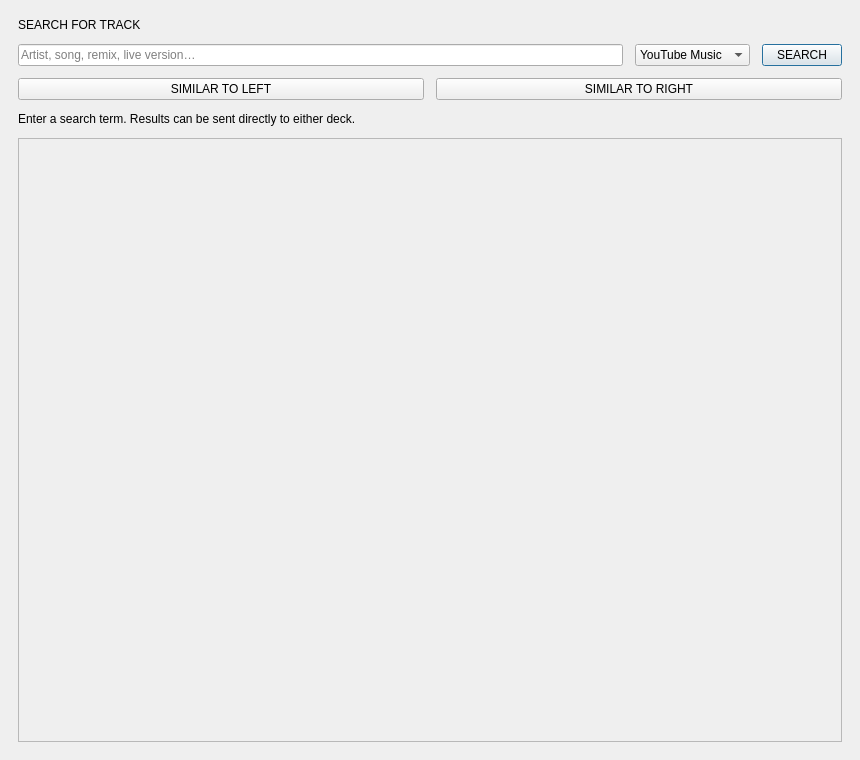
Qt form app/ui/search_dialog.ui (noman1228/youtube_dj) before a commit.
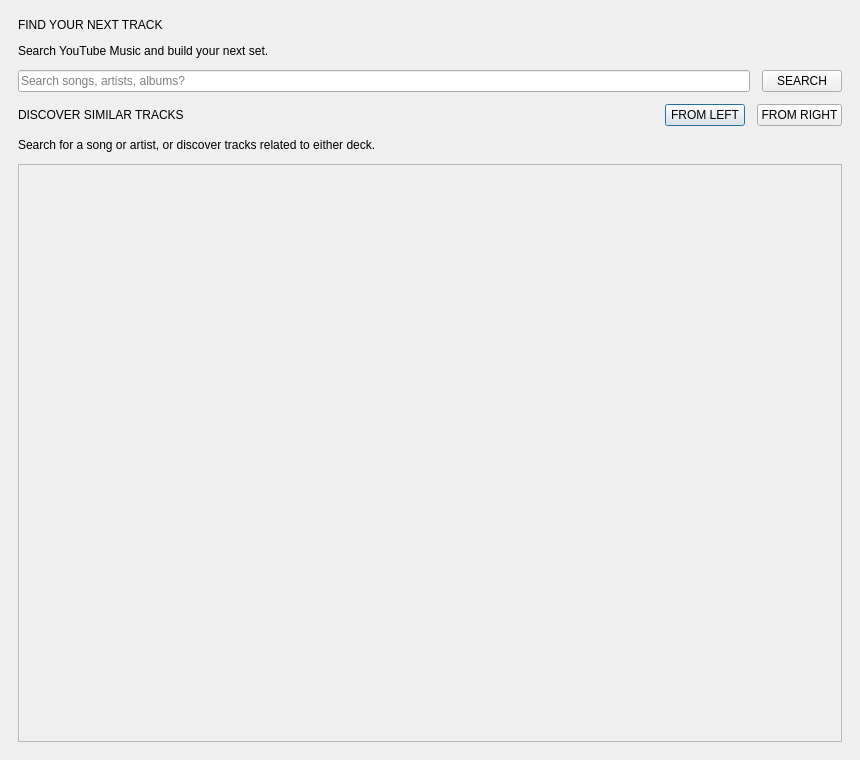
The same form after that commit.

Diff of the .ui file:
```diff
--- a/app/ui/search_dialog.ui
+++ b/app/ui/search_dialog.ui
@@ -22,10 +22,7 @@
     <height>16777215</height>
    </size>
   </property>
-  <property name="windowTitle">
-   <string>YouTube / YouTube Music Search</string>
-  </property>
-  <layout class="QVBoxLayout" name="root" stretch="0,0,0,0,1">
+  <layout class="QVBoxLayout" name="root" stretch="0,0,0,0,0,1">
    <property name="spacing">
     <number>12</number>
    </property>
@@ -46,25 +43,26 @@
    </property>
    <item>
     <widget class="QLabel" name="header">
-     <property name="mouseTracking">
-      <bool>true</bool>
-     </property>
-     <property name="autoFillBackground">
-      <bool>true</bool>
-     </property>
-     <property name="styleSheet">
-      <string notr="true">alternate-background-color: qlineargradient(spread:pad, x1:0, y1:0, x2:1, y2:0, stop:0 rgba(0, 0, 0, 255), stop:1 rgba(255, 255, 255, 255));</string>
-     </property>
-     <property name="text">
-      <string>SEARCH FOR TRACK</string>
-     </property>
      <property name="runtimeObjectName" stdset="0">
       <string>AppTitle</string>
      </property>
+     <property name="text">
+      <string>FIND YOUR NEXT TRACK</string>
+     </property>
     </widget>
    </item>
    <item>
-    <layout class="QHBoxLayout" name="controls" stretch="1,0,0">
+    <widget class="QLabel" name="subtitle">
+     <property name="text">
+      <string>Search YouTube Music and build your next set.</string>
+     </property>
+     <property name="runtimeObjectName" stdset="0">
+      <string>Subtle</string>
+     </property>
+    </widget>
+   </item>
+   <item>
+    <layout class="QHBoxLayout" name="controls" stretch="1,0">
      <property name="spacing">
       <number>12</number>
      </property>
@@ -85,30 +83,15 @@
      </property>
      <item>
       <widget class="QLineEdit" name="search_edit">
-       <property name="placeholderText">
-        <string>Artist, song, remix, live version…</string>
-       </property>
        <property name="pythonAttribute" stdset="0">
         <string>search_edit</string>
        </property>
-      </widget>
-     </item>
-     <item>
-      <widget class="QComboBox" name="provider">
-       <property name="currentText">
-        <string>YouTube Music</string>
+       <property name="clearButtonEnabled">
+        <bool>true</bool>
        </property>
-       <property name="currentIndex">
-        <number>0</number>
+       <property name="placeholderText">
+        <string>Search songs, artists, albums?</string>
        </property>
-       <property name="pythonAttribute" stdset="0">
-        <string>provider</string>
-       </property>
-       <item>
-        <property name="text">
-         <string>YouTube Music</string>
-        </property>
-       </item>
       </widget>
      </item>
      <item>
@@ -116,21 +99,21 @@
        <property name="text">
         <string>SEARCH</string>
        </property>
-       <property name="autoDefault">
-        <bool>true</bool>
-       </property>
        <property name="pythonAttribute" stdset="0">
         <string>search_button</string>
        </property>
        <property name="runtimeObjectName" stdset="0">
         <string>PrimaryButton</string>
        </property>
+       <property name="autoDefault">
+        <bool>false</bool>
+       </property>
       </widget>
      </item>
     </layout>
    </item>
    <item>
-    <layout class="QHBoxLayout" name="similar_controls" stretch="0,0">
+    <layout class="QHBoxLayout" name="similar_controls" stretch="1,0,0">
      <property name="spacing">
       <number>12</number>
      </property>
@@ -149,17 +132,27 @@
      <property name="bottomMargin">
       <number>0</number>
      </property>
+     <item>
+      <widget class="QLabel" name="similar_label">
+       <property name="text">
+        <string>DISCOVER SIMILAR TRACKS</string>
+       </property>
+       <property name="runtimeObjectName" stdset="0">
+        <string>Subtle</string>
+       </property>
+      </widget>
+     </item>
      <item>
       <widget class="QPushButton" name="similar_left">
        <property name="toolTip">
         <string>Find 10 random related songs using this deck's current track. Era and popularity matching depends on available metadata.</string>
        </property>
-       <property name="text">
-        <string>SIMILAR TO LEFT</string>
-       </property>
        <property name="runtimeObjectName" stdset="0">
         <string>PrimaryButton</string>
        </property>
+       <property name="text">
+        <string>FROM LEFT</string>
+       </property>
       </widget>
      </item>
      <item>
@@ -167,21 +160,18 @@
        <property name="toolTip">
         <string>Find 10 random related songs using this deck's current track. Era and popularity matching depends on available metadata.</string>
        </property>
-       <property name="text">
-        <string>SIMILAR TO RIGHT</string>
-       </property>
        <property name="runtimeObjectName" stdset="0">
         <string>HotButton</string>
        </property>
+       <property name="text">
+        <string>FROM RIGHT</string>
+       </property>
       </widget>
      </item>
     </layout>
    </item>
    <item>
     <widget class="QLabel" name="status">
-     <property name="text">
-      <string>Enter a search term. Results can be sent directly to either deck.</string>
-     </property>
      <property name="wordWrap">
       <bool>true</bool>
      </property>
@@ -191,6 +181,9 @@
      <property name="runtimeObjectName" stdset="0">
       <string>Subtle</string>
      </property>
+     <property name="text">
+      <string>Search for a song or artist, or discover tracks related to either deck.</string>
+     </property>
     </widget>
    </item>
    <item>
@@ -253,6 +246,12 @@
     </widget>
    </item>
   </layout>
+  <property name="windowTitle">
+   <string>YouTube Music Search</string>
+  </property>
+  <property name="styleSheet">
+   <string>QDialog#search_dialog QLabel#TrackTitle { font-size: 14pt; } QDialog#search_dialog QWidget#results_widget { background: transparent; }</string>
+  </property>
  </widget>
  <resources/>
  <connections/>
```
Left out of the diff: 6 changed lines with no effect on the pictures.
